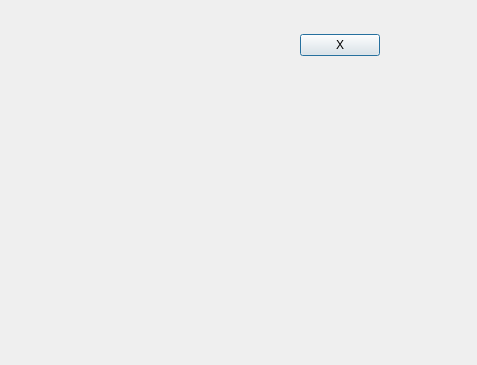
Before: the Qt Designer form src/presentation/forms/modalwindow.ui in othieno/itchio-app, drawn with Qt 5.
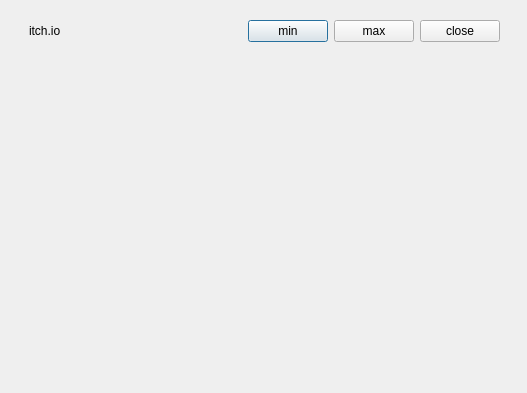
After: the same form once the commit is applied. Icons and pictures are not drawn.

Patch:
```diff
--- a/src/presentation/forms/modalwindow.ui
+++ b/src/presentation/forms/modalwindow.ui
@@ -9,8 +9,8 @@
    <rect>
     <x>0</x>
     <y>0</y>
-    <width>477</width>
-    <height>365</height>
+    <width>527</width>
+    <height>393</height>
    </rect>
   </property>
   <property name="sizePolicy">
@@ -34,32 +34,119 @@
   <widget class="QWidget" name="horizontalLayoutWidget_2">
    <property name="geometry">
     <rect>
-     <x>49</x>
-     <y>30</y>
-     <width>331</width>
-     <height>31</height>
+     <x>29</x>
+     <y>20</y>
+     <width>471</width>
+     <height>351</height>
     </rect>
    </property>
-   <layout class="QHBoxLayout" name="horizontalLayout_2">
+   <layout class="QVBoxLayout" name="verticalLayout">
     <item>
-     <spacer name="horizontalSpacer">
-      <property name="orientation">
-       <enum>Qt::Horizontal</enum>
+     <layout class="QHBoxLayout" name="horizontalLayout">
+      <property name="bottomMargin">
+       <number>16</number>
       </property>
-      <property name="sizeHint" stdset="0">
-       <size>
-        <width>40</width>
-        <height>20</height>
-       </size>
-      </property>
-     </spacer>
+      <item>
+       <widget class="QLabel" name="label">
+        <property name="text">
+         <string>itch.io</string>
+        </property>
+       </widget>
+      </item>
+      <item>
+       <spacer name="horizontalSpacer_3">
+        <property name="orientation">
+         <enum>Qt::Horizontal</enum>
+        </property>
+        <property name="sizeHint" stdset="0">
+         <size>
+          <width>40</width>
+          <height>20</height>
+         </size>
+        </property>
+       </spacer>
+      </item>
+      <item>
+       <widget class="QPushButton" name="pushButton_3">
+        <property name="text">
+         <string>min</string>
+        </property>
+       </widget>
+      </item>
+      <item>
+       <widget class="QPushButton" name="pushButton_2">
+        <property name="text">
+         <string>max</string>
+        </property>
+       </widget>
+      </item>
+      <item>
+       <widget class="QPushButton" name="pushButton">
+        <property name="text">
+         <string>close</string>
+        </property>
+       </widget>
+      </item>
+     </layout>
     </item>
     <item>
-     <widget class="QPushButton" name="closeButton">
-      <property name="text">
-       <string>X</string>
-      </property>
-     </widget>
+     <layout class="QGridLayout" name="gridLayout">
+      <item row="1" column="1">
+       <widget class="QWidget" name="widget" native="true"/>
+      </item>
+      <item row="1" column="0">
+       <spacer name="horizontalSpacer">
+        <property name="orientation">
+         <enum>Qt::Horizontal</enum>
+        </property>
+        <property name="sizeHint" stdset="0">
+         <size>
+          <width>40</width>
+          <height>20</height>
+         </size>
+        </property>
+       </spacer>
+      </item>
+      <item row="0" column="1">
+       <spacer name="verticalSpacer">
+        <property name="orientation">
+         <enum>Qt::Vertical</enum>
+        </property>
+        <property name="sizeHint" stdset="0">
+         <size>
+          <width>20</width>
+          <height>40</height>
+         </size>
+        </property>
+       </spacer>
+      </item>
+      <item row="1" column="2">
+       <spacer name="horizontalSpacer_2">
+        <property name="orientation">
+         <enum>Qt::Horizontal</enum>
+        </property>
+        <property name="sizeHint" stdset="0">
+         <size>
+          <width>40</width>
+          <height>20</height>
+         </size>
+        </property>
+       </spacer>
+      </item>
+      <item row="2" column="1">
+       <spacer name="verticalSpacer_2">
+        <property name="orientation">
+         <enum>Qt::Vertical</enum>
+        </property>
+        <property name="sizeHint" stdset="0">
+         <size>
+          <width>20</width>
+          <height>40</height>
+         </size>
+        </property>
+       </spacer>
+      </item>
+     </layout>
     </item>
    </layout>
   </widget>
```
Left out of the diff: 6 changed lines with no effect on the pictures.
